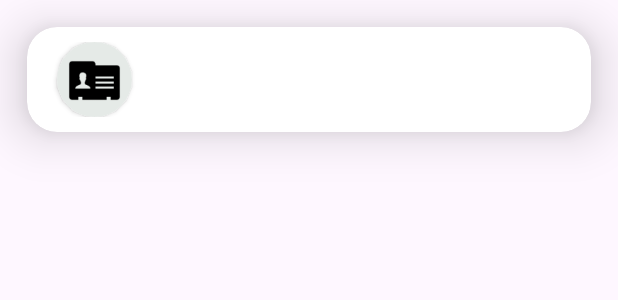
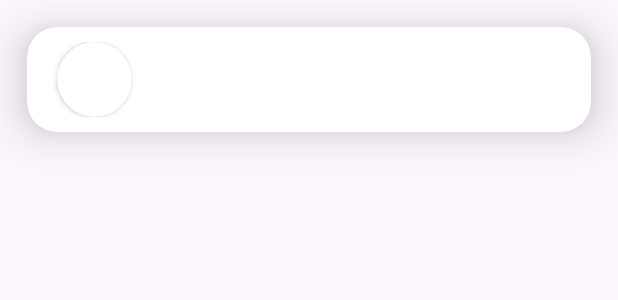
Before and after one commit to whoooooos/contact-list, an Android app: the layout item_layout.xml on its own in the app's theme, with its tools: preview values and no code run, on a phone screen of 412 x 824 dp. Shown: the top 300 px of the screen. Run offline under Robolectric (Android 15) with nearby library versions, the phone set to English and light mode, and no system bars.

Commit message:
Removed hardcoded imagesrc on Imageview

```diff
--- a/app/src/main/res/layout/activity_person_details.xml
+++ b/app/src/main/res/layout/activity_person_details.xml
@@ -12,7 +12,6 @@
         android:layout_height="300dp"
         android:layout_marginTop="100dp"
         android:scaleType="fitXY"
-        android:src="@mipmap/ic_launcher"
         app:layout_constraintLeft_toLeftOf="parent"
         app:layout_constraintTop_toTopOf="parent" />
 
--- a/app/src/main/res/layout/item_layout.xml
+++ b/app/src/main/res/layout/item_layout.xml
@@ -29,8 +29,7 @@
                 android:layout_height="match_parent"
                 android:scaleType="centerCrop"
                 app:layout_constraintTop_toTopOf="parent"
-                app:layout_constraintLeft_toLeftOf="parent"
-                android:src="@mipmap/ic_launcher" />
+                app:layout_constraintLeft_toLeftOf="parent" />
         </androidx.cardview.widget.CardView>
 
         <TextView
```
